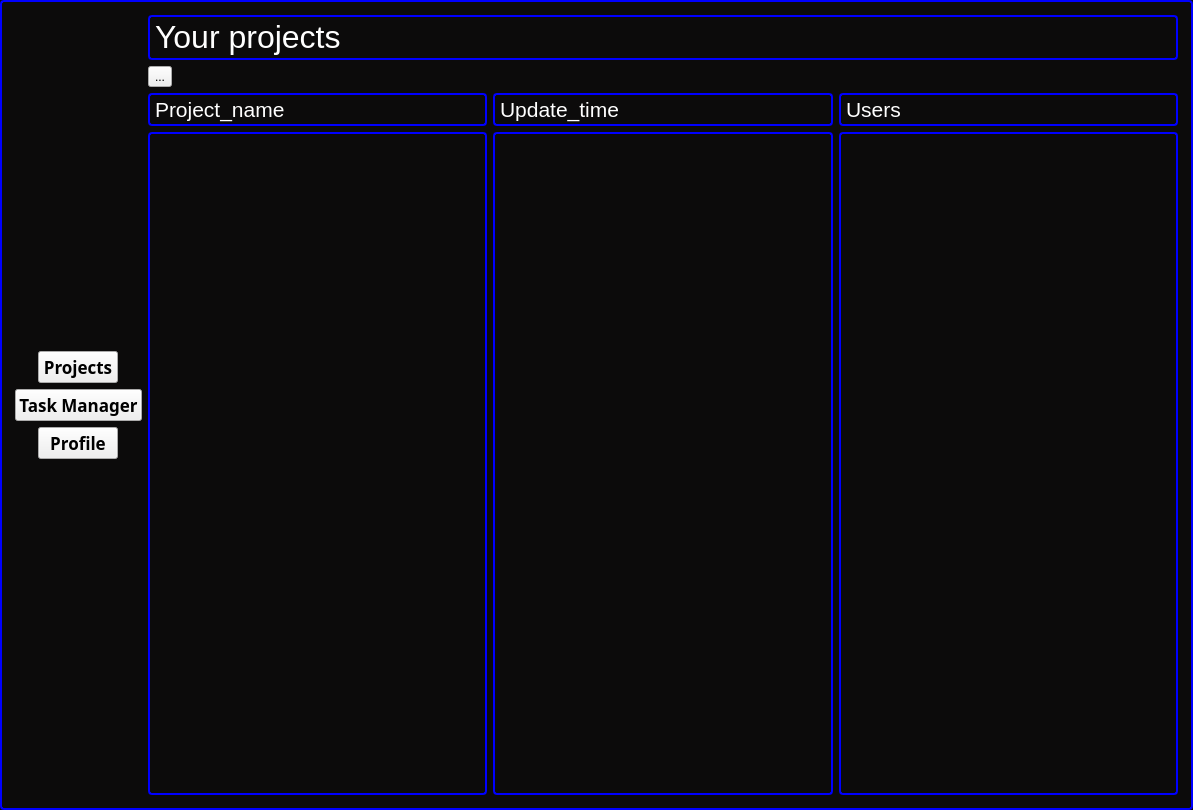
kiozet/TaskManagerWithAI, file ui/MainWindowProjects.ui: the form before one commit.
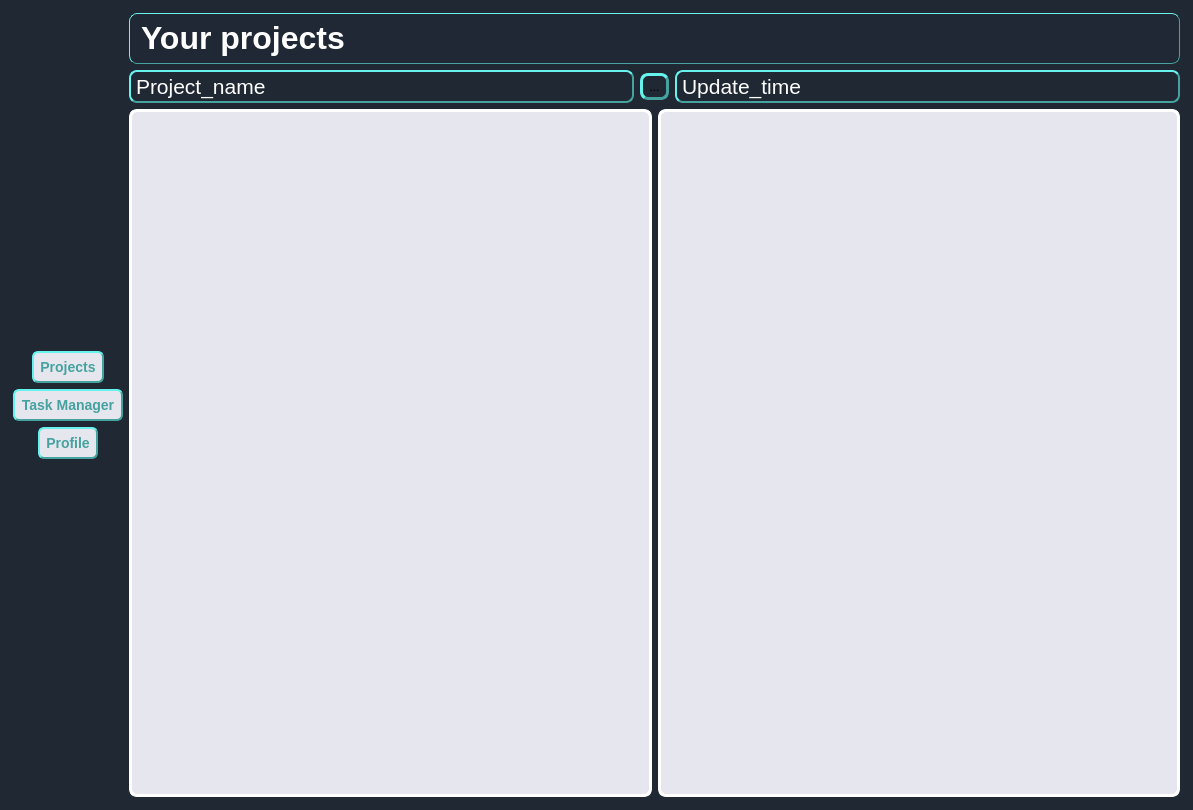
The form after the commit. Icons and pictures are not drawn.

Commit message: design proj wind

```diff
--- a/ui/MainWindowProjects.ui
+++ b/ui/MainWindowProjects.ui
@@ -44,11 +44,11 @@
    <bool>false</bool>
   </property>
   <property name="styleSheet">
-   <string notr="true">QFrame, QLabel, QToolTip {
-    border: 2px solid blue;
+   <string notr="true">QFrame{
+    border: 2px;
     border-radius: 4px;
     padding: 2px;
-    background-color: rgb(12, 11, 11);
+    background-color: #1F2833;
 }</string>
   </property>
   <property name="frameShape">
@@ -86,14 +86,25 @@
        </property>
        <property name="font">
         <font>
-         <family>.SF Soft Numeric</family>
-         <pointsize>13</pointsize>
+         <pointsize>-1</pointsize>
          <weight>75</weight>
          <italic>false</italic>
          <bold>true</bold>
-         <stylestrategy>PreferDefault</stylestrategy>
         </font>
        </property>
+       <property name="styleSheet">
+        <string notr="true">QPushButton {
+    background-color: rgb(230, 230, 238);
+    border-style: outset;
+    border-width: 2px;
+    border-radius: 6px;
+    border-color: #45A29E;
+    font: bold 14px;
+    min-width: 6em;
+    padding: 6px;
+    color: #45A29E;
+}</string>
+       </property>
        <property name="text">
         <string>Projects</string>
        </property>
@@ -118,14 +129,25 @@
        </property>
        <property name="font">
         <font>
-         <family>.SF Soft Numeric</family>
-         <pointsize>13</pointsize>
+         <pointsize>-1</pointsize>
          <weight>75</weight>
          <italic>false</italic>
          <bold>true</bold>
-         <stylestrategy>PreferDefault</stylestrategy>
         </font>
        </property>
+       <property name="styleSheet">
+        <string notr="true">QPushButton {
+    background-color: rgb(230, 230, 238);
+    border-style: outset;
+    border-width: 2px;
+    border-radius: 6px;
+    border-color: #45A29E;
+    font: bold 14px;
+    min-width: 6em;
+    padding: 6px;
+    color: #45A29E;
+}</string>
+       </property>
        <property name="text">
         <string>Task Manager</string>
        </property>
@@ -147,14 +169,25 @@
        </property>
        <property name="font">
         <font>
-         <family>.SF Soft Numeric</family>
-         <pointsize>13</pointsize>
+         <pointsize>-1</pointsize>
          <weight>75</weight>
          <italic>false</italic>
          <bold>true</bold>
-         <stylestrategy>PreferDefault</stylestrategy>
         </font>
        </property>
+       <property name="styleSheet">
+        <string notr="true">QPushButton {
+    background-color: rgb(230, 230, 238);
+    border-style: outset;
+    border-width: 2px;
+    border-radius: 6px;
+    border-color: #45A29E;
+    font: bold 14px;
+    min-width: 6em;
+    padding: 6px;
+    color: #45A29E;
+}</string>
+       </property>
        <property name="text">
         <string>Profile</string>
        </property>
@@ -188,22 +221,24 @@
          <verstretch>0</verstretch>
         </sizepolicy>
        </property>
+       <property name="styleSheet">
+        <string notr="true">QLabel {
+    background-color: #1F2834;
+    border-style: outset;
+    border-width: 1px;
+    border-radius: 8px;
+    border-color: #45A29E;
+    font: bold 18px;
+    min-width: 6em;
+    padding: 6px;
+  color: white;
+}</string>
+       </property>
        <property name="text">
         <string>&lt;html&gt;&lt;head/&gt;&lt;body&gt;&lt;p&gt;&lt;span style=&quot; font-size:24pt; color:#ffffff;&quot;&gt;Your projects&lt;/span&gt;&lt;/p&gt;&lt;/body&gt;&lt;/html&gt;</string>
        </property>
       </widget>
      </item>
-     <item>
-      <widget class="QToolButton" name="add_button_projects">
-       <property name="text">
-        <string>...</string>
-       </property>
-       <property name="icon">
-        <iconset>
-         <normaloff>../../../resourses.qrc/plus.png</normaloff>../../../resourses.qrc/plus.png</iconset>
-       </property>
-      </widget>
-     </item>
      <item>
       <layout class="QHBoxLayout" name="horizontalLayout">
        <item>
@@ -214,11 +249,44 @@
            <verstretch>0</verstretch>
           </sizepolicy>
          </property>
+         <property name="styleSheet">
+          <string notr="true">QLabel{
+    padding: 2px;
+    background-color: #1F2833;
+    border-style: outset;
+    border-width: 2px;
+    border-radius: 8px;
+    border-color: #45A29E;
+}</string>
+         </property>
          <property name="text">
           <string>&lt;html&gt;&lt;head/&gt;&lt;body&gt;&lt;p&gt;&lt;span style=&quot; font-size:16pt; color:#ffffff;&quot;&gt;Project_name&lt;/span&gt;&lt;/p&gt;&lt;/body&gt;&lt;/html&gt;</string>
          </property>
         </widget>
        </item>
+       <item>
+        <widget class="QToolButton" name="add_button_projects">
+         <property name="styleSheet">
+          <string notr="true">QToolButton{
+    border-radius: 4px;
+    border-style: outset;
+    border-width: 3px;
+    border-radius: 8px;
+    border-color: #45A29E;
+    padding: 2px;
+    background-color: #1F2833;
+}
+</string>
+         </property>
+         <property name="text">
+          <string>...</string>
+         </property>
+         <property name="icon">
+          <iconset>
+           <normaloff>../../../resourses.qrc/plus.png</normaloff>../../../resourses.qrc/plus.png</iconset>
+         </property>
+        </widget>
+       </item>
        <item>
         <widget class="QLabel" name="time_label">
          <property name="sizePolicy">
@@ -227,24 +295,21 @@
            <verstretch>0</verstretch>
           </sizepolicy>
          </property>
+         <property name="styleSheet">
+          <string notr="true">QLabel{
+    padding: 2px;
+    background-color: #1F2833;
+    border-style: outset;
+    border-width: 2px;
+    border-radius: 8px;
+    border-color: #45A29E;
+}</string>
+         </property>
          <property name="text">
           <string>&lt;html&gt;&lt;head/&gt;&lt;body&gt;&lt;p&gt;&lt;span style=&quot; font-size:16pt; color:#ffffff;&quot;&gt;Update_time&lt;/span&gt;&lt;/p&gt;&lt;/body&gt;&lt;/html&gt;</string>
          </property>
         </widget>
        </item>
-       <item>
-        <widget class="QLabel" name="users_label">
-         <property name="sizePolicy">
-          <sizepolicy hsizetype="Expanding" vsizetype="Fixed">
-           <horstretch>0</horstretch>
-           <verstretch>0</verstretch>
-          </sizepolicy>
-         </property>
-         <property name="text">
-          <string>&lt;html&gt;&lt;head/&gt;&lt;body&gt;&lt;p&gt;&lt;span style=&quot; font-size:16pt; color:#ffffff;&quot;&gt;Users&lt;/span&gt;&lt;/p&gt;&lt;/body&gt;&lt;/html&gt;</string>
-         </property>
-        </widget>
-       </item>
       </layout>
      </item>
      <item>
@@ -257,6 +322,18 @@
            <verstretch>0</verstretch>
           </sizepolicy>
          </property>
+         <property name="styleSheet">
+          <string notr="true">QLabel{
+    border-radius: 4px;
+    border-style: outset;
+    border-width: 3px;
+    border-radius: 8px;
+    border-color: white;
+    padding: 2px;
+    background-color: rgb(230, 230, 238);
+}
+</string>
+         </property>
          <property name="text">
           <string/>
          </property>
@@ -270,18 +347,17 @@
            <verstretch>0</verstretch>
           </sizepolicy>
          </property>
-         <property name="text">
-          <string/>
-         </property>
-        </widget>
-       </item>
-       <item>
-        <widget class="QLabel" name="label_3">
-         <property name="sizePolicy">
-          <sizepolicy hsizetype="Expanding" vsizetype="Expanding">
-           <horstretch>0</horstretch>
-           <verstretch>0</verstretch>
-          </sizepolicy>
+         <property name="styleSheet">
+          <string notr="true">QLabel{
+    border-radius: 4px;
+    border-style: outset;
+    border-width: 3px;
+    border-radius: 8px;
+    border-color: white;
+    padding: 2px;
+    background-color: rgb(230, 230, 238);
+}
+</string>
          </property>
          <property name="text">
           <string/>
```
